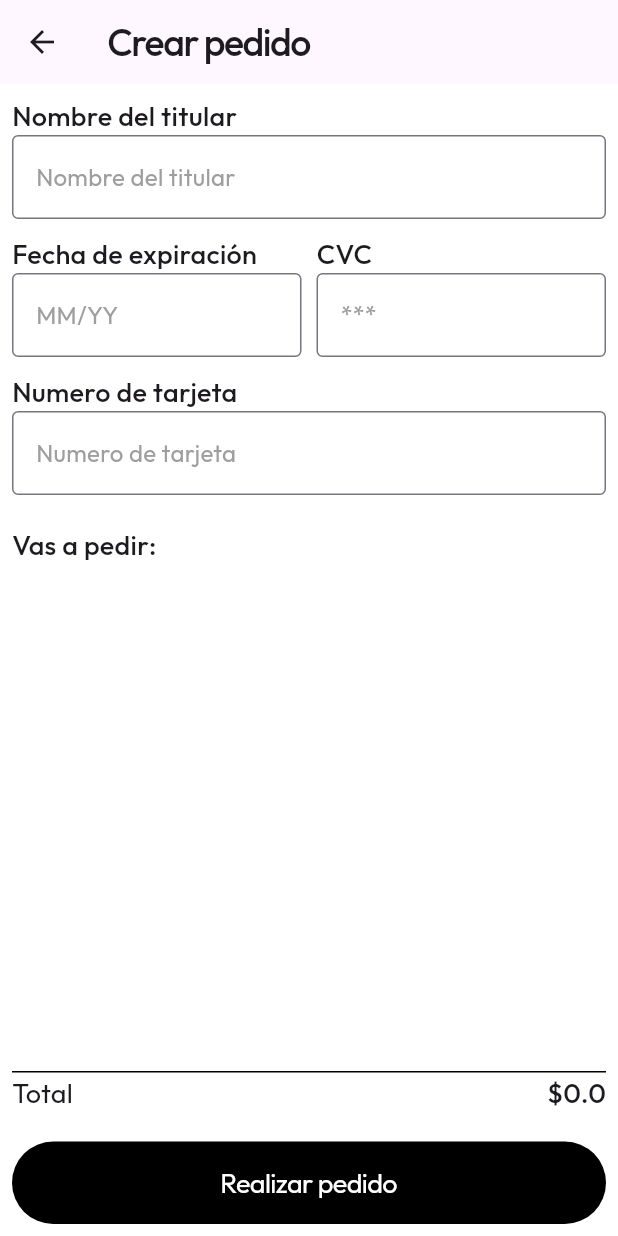
After one commit to mordmora/TuMercado, a Flutter app: the CreateOrder screen opened by its route, on a phone screen of 412 x 824 dp. The commit adds this screen. Run offline on Flutter 3.47's test engine with Material 3 defaults, Android fonts, the phone set to English and light mode, and no system bars; our stand-ins replace shared_preferences; accounts and stored records are empty.

Commit message:
TODO: Checkout

```diff
--- a/lib/components/product_card.dart
+++ b/lib/components/product_card.dart
@@ -1,6 +1,7 @@
 import 'package:flutter/material.dart';
 import 'package:tu_mercado/config/styles.dart';
 import 'package:tu_mercado/models/products.dart';
+import 'package:tu_mercado/utils.dart';
 
 class ProductCard extends StatefulWidget {
   final Product product;
@@ -36,7 +37,7 @@ class _ProductCardState extends State<ProductCard> {
           Padding(
             padding: const EdgeInsets.only(bottom: 5, left: 5),
             child: Text(
-              "${widget.product.price}\$",
+              "${getFormatMoneyString(widget.product.price)}\$",
               style: TextStyles.productPrice,
             ),
           ),
--- a/lib/config/route_managment.dart
+++ b/lib/config/route_managment.dart
@@ -1,5 +1,6 @@
 import 'package:flutter/material.dart';
 import 'package:tu_mercado/views/entrypoint.dart';
+import 'package:tu_mercado/views/home/cart/order/create_order.dart';
 import 'package:tu_mercado/views/home/home_screen.dart';
 import 'package:tu_mercado/views/home/profile/profile_options/change_password.dart';
 import 'package:tu_mercado/views/home/profile/profile_options/edit_profile.dart';
@@ -30,6 +31,8 @@ class RouteGenerator {
         return MaterialPageRoute(builder: (context) => const OrderProgress());
       case '/user/change_pwd':
         return MaterialPageRoute(builder: (context) => const ChangePassword());
+      case '/user/create_order':
+        return MaterialPageRoute(builder: (context) => const CreateOrder());
 
       default:
         return MaterialPageRoute(builder: (context) => const EntryPoint());
--- a/lib/config/styles.dart
+++ b/lib/config/styles.dart
@@ -1,6 +1,14 @@
 import 'package:flutter/material.dart';
 
 class TextStyles {
+  static TextStyle getTittleStyleWithSize(double fontSize) {
+    return TextStyle(
+        fontSize: fontSize,
+        fontWeight: FontWeight.w500,
+        fontFamily: 'Outfit',
+        letterSpacing: BorderSide.strokeAlignInside);
+  }
+
   static const TextStyle title = TextStyle(
       fontSize: 30,
       fontWeight: FontWeight.w500,
@@ -56,4 +64,11 @@ class TextStyles {
       fontFamily: 'Outfit',
       letterSpacing: .2,
       fontWeight: FontWeight.w500);
+
+  static const TextStyle hintStyle = TextStyle(
+      fontSize: 16,
+      fontFamily: 'Outfit',
+      letterSpacing: .2,
+      fontWeight: FontWeight.w400,
+      color: Colors.grey);
 }
--- a/lib/main.dart
+++ b/lib/main.dart
@@ -2,6 +2,7 @@ import 'package:flutter/material.dart';
 import 'package:provider/provider.dart';
 import 'package:tu_mercado/config/route_managment.dart';
 import 'package:tu_mercado/providers/auth_provider.dart';
+import 'package:tu_mercado/providers/order_provider.dart';
 import 'package:tu_mercado/providers/product_provider.dart';
 import 'package:tu_mercado/providers/user_data_provider.dart';
 
@@ -17,6 +18,7 @@ class MyApp extends StatelessWidget {
   Widget build(BuildContext context) {
     return MultiProvider(
       providers: [
+        ChangeNotifierProvider(create: (_) => OrderProvider()),
         ChangeNotifierProvider(create: (_) => AuthProvider()),
         ChangeNotifierProvider(create: (_) => ProductProvider()),
         ChangeNotifierProvider(create: (_) => UserProvider()),
--- a/lib/models/order.dart
+++ b/lib/models/order.dart
@@ -2,16 +2,19 @@ class Order {
   final String name;
   final double quantity;
   final double price;
+  final String description;
   final String id;
 
   Order({
     required this.name,
     required this.quantity,
     required this.price,
+    required this.description,
     required this.id,
   });
 
   factory Order.fromJson(Map<String, dynamic> json) => Order(
+        description: json["description"],
         name: json["name"],
         quantity: json["quantity"],
         price: json["price"],
@@ -19,6 +22,7 @@ class Order {
       );
 
   Map<String, dynamic> toJson() => {
+        "description": description,
         "name": name,
         "quantity": quantity,
         "price": price,
--- /dev/null
+++ b/lib/models/send_order_model.dart
@@ -0,0 +1,80 @@
+class Order {
+  double value;
+  String details;
+
+  Order({required this.value, required this.details});
+
+  factory Order.fromJson(Map<String, dynamic> json) {
+    return Order(
+      value: json['value'],
+      details: json['details'],
+    );
+  }
+
+  Map<String, dynamic> toJson() {
+    return {
+      'value': value,
+      'details': details,
+    };
+  }
+}
+
+class Product {
+  String name;
+  String description;
+  double price;
+  int amount;
+  String stockId;
+
+  Product(
+      {required this.name,
+      required this.description,
+      required this.price,
+      required this.amount,
+      required this.stockId});
+
+  factory Product.fromJson(Map<String, dynamic> json) {
+    return Product(
+      name: json['name'],
+      description: json['description'],
+      price: json['price'],
+      amount: json['amount'],
+      stockId: json['stockId'],
+    );
+  }
+
+  Map<String, dynamic> toJson() {
+    return {
+      'name': name,
+      'description': description,
+      'price': price,
+      'amount': amount,
+      'stockId': stockId,
+    };
+  }
+}
+
+class OrderData {
+  Order order;
+  List<Product> products;
+
+  OrderData({required this.order, required this.products});
+
+  factory OrderData.fromJson(Map<String, dynamic> json) {
+    var productList = json['products'] as List;
+    List<Product> productItems =
+        productList.map((i) => Product.fromJson(i)).toList();
+
+    return OrderData(
+      order: Order.fromJson(json['order']),
+      products: productItems,
+    );
+  }
+
+  Map<String, dynamic> toJson() {
+    return {
+      'order': order.toJson(),
+      'products': products.map((product) => product.toJson()).toList(),
+    };
+  }
+}
--- /dev/null
+++ b/lib/utils.dart
@@ -0,0 +1,37 @@
+String getFormatMoneyString(double num) {
+  // Convertir el número a una cadena con dos decimales
+  String numero = num.toString();
+  List<String> partes = numero.split('.');
+
+  String parteEntera = partes[0];
+  String parteDecimal = partes[1];
+
+  // Formatear la parte entera con comas como separadores de miles
+  String parteEnteraFormateada = '';
+  int contador = 0;
+
+  // Determinar si el número es negativo
+  bool esNegativo = parteEntera.startsWith('-');
+  if (esNegativo) {
+    parteEntera =
+        parteEntera.substring(1); // Remover el signo negativo para formatear
+  }
+
+  for (int i = parteEntera.length - 1; i >= 0; i--) {
+    parteEnteraFormateada = parteEntera[i] + parteEnteraFormateada;
+    contador++;
+    if (contador == 3 && i != 0) {
+      parteEnteraFormateada = ',' + parteEnteraFormateada;
+      contador = 0;
+    }
+  }
+
+  if (esNegativo) {
+    parteEnteraFormateada =
+        '-' + parteEnteraFormateada; // Agregar el signo negativo de vuelta
+  }
+
+  // Construir la cadena final con el símbolo de dólar
+  String numeroFormateado = '\$$parteEnteraFormateada.$parteDecimal';
+  return numeroFormateado;
+}
--- /dev/null
+++ b/lib/views/home/cart/order/create_order.dart
@@ -0,0 +1,184 @@
+import 'dart:convert';
+
+import 'package:flutter/material.dart';
+import 'package:provider/provider.dart';
+import 'package:shared_preferences/shared_preferences.dart';
+import 'package:tu_mercado/components/button.dart';
+import 'package:tu_mercado/components/row_info.dart';
+import 'package:tu_mercado/config/styles.dart';
+import 'package:tu_mercado/models/order.dart';
+import 'package:tu_mercado/providers/order_provider.dart';
+import 'package:tu_mercado/utils.dart';
+
+class CreateOrder extends StatefulWidget {
+  const CreateOrder({super.key});
+
+  @override
+  State<CreateOrder> createState() => _CreateOrderState();
+}
+
+class _CreateOrderState extends State<CreateOrder> {
+  bool isLoading = true;
+  late SharedPreferences prefs;
+  List<Order> clientOrders = List.empty(growable: true);
+
+  @override
+  void initState() {
+    getSharedPreferences();
+    super.initState();
+  }
+
+  Future<void> saveToSharedPreferences() async {
+    List<String> orders =
+        clientOrders.map((order) => jsonEncode(order.toJson())).toList();
+    prefs.setStringList('orders', orders);
+  }
+
+  Future<void> getSharedPreferences() async {
+    prefs = await SharedPreferences.getInstance();
+    await readFromSharedPreferences();
+    setState(() {
+      isLoading = false; // Indica que la carga ha terminado
+    });
+  }
+
+  Future<void> readFromSharedPreferences() async {
+    List<String>? orders = prefs.getStringList('orders');
+    if (orders != null) {
+      clientOrders = orders.map((order) {
+        return Order.fromJson(jsonDecode(order));
+      }).toList();
+    }
+  }
+
+  double getTotalPrice() {
+    double total = 0;
+    for (Order order in clientOrders) {
+      total += order.price;
+    }
+    return total;
+  }
+
+  @override
+  Widget build(BuildContext context) {
+    return Scaffold(
+      resizeToAvoidBottomInset: false,
+      backgroundColor: Colors.white,
+      appBar: AppBar(
+        title: Text(
+          'Crear pedido',
+          style: TextStyles.getTittleStyleWithSize(25),
+        ),
+      ),
+      body: SafeArea(
+        child: Padding(
+          padding: const EdgeInsets.all(8.0),
+          child: Column(
+            mainAxisSize: MainAxisSize.max,
+            crossAxisAlignment: CrossAxisAlignment.start,
+            children: [
+              const Text("Nombre del titular", style: TextStyles.profileName),
+              TextFormField(
+                decoration: const InputDecoration(
+                    focusedBorder: OutlineInputBorder(
+                      borderSide: BorderSide(color: Colors.black, width: 2),
+                    ),
+                    border: OutlineInputBorder(),
+                    hintText: 'Nombre del titular',
+                    hintStyle: TextStyles.hintStyle),
+              ),
+              const SizedBox(height: 10),
+              Row(children: [
+                Expanded(
+                  child: Column(
+                    crossAxisAlignment: CrossAxisAlignment.start,
+                    children: [
+                      const Text('Fecha de expiración',
+                          style: TextStyles.profileName),
+                      TextFormField(
+                        decoration: const InputDecoration(
+                          focusedBorder: OutlineInputBorder(
+                            borderSide:
+                                BorderSide(color: Colors.black, width: 2),
+                          ),
+                          border: OutlineInputBorder(),
+                          hintText: 'MM/YY',
+                          hintStyle: TextStyles.hintStyle,
+                        ),
+                      ),
+                    ],
+                  ),
+                ),
+                const SizedBox(width: 10),
+                Expanded(
+                  child: Column(
+                    crossAxisAlignment: CrossAxisAlignment.start,
+                    children: [
+                      const Text('CVC', style: TextStyles.profileName),
+                      TextFormField(
+                        decoration: const InputDecoration(
+                          border: OutlineInputBorder(),
+                          focusedBorder: OutlineInputBorder(
+                            borderSide:
+                                BorderSide(color: Colors.black, width: 2),
+                          ),
+                          hintText: '***',
+                          hintStyle: TextStyles.hintStyle,
+                        ),
+                      ),
+                    ],
+                  ),
+                ),
+              ]),
+              const SizedBox(height: 10),
+              const Text("Numero de tarjeta", style: TextStyles.profileName),
+              TextFormField(
+                decoration: const InputDecoration(
+                  border: OutlineInputBorder(),
+                  focusedBorder: OutlineInputBorder(
+                    borderSide: BorderSide(color: Colors.black, width: 2),
+                  ),
+                  hintText: 'Numero de tarjeta',
+                  hintStyle: TextStyles.hintStyle,
+                ),
+              ),
+              const SizedBox(height: 20),
+              const Text("Vas a pedir:", style: TextStyles.profileName),
+              SizedBox(
+                height: 200,
+                child: ListView.builder(
+                  itemCount: clientOrders.length,
+                  itemBuilder: (context, index) => RowInfo(
+                    label:
+                        "${clientOrders[index].name} x${clientOrders[index].quantity.toInt()}",
+                    content: getFormatMoneyString(clientOrders[index].price),
+                  ),
+                ),
+              ),
+              const Spacer(),
+              Container(
+                height: 1,
+                color: Colors.black,
+              ),
+              RowInfo(
+                  label: 'Total',
+                  content: getFormatMoneyString(getTotalPrice())),
+              const SizedBox(height: 20),
+              CustomButton(
+                label: 'Realizar pedido',
+                color: Colors.black,
+                labelColor: Colors.white,
+                height: 55,
+                width: double.infinity,
+                onTap: () {
+                  Provider.of<OrderProvider>(context, listen: false)
+                      .createNewOrder();
+                },
+              )
+            ],
+          ),
+        ),
+      ),
+    );
+  }
+}
--- a/lib/views/home/home_screen.dart
+++ b/lib/views/home/home_screen.dart
@@ -59,7 +59,6 @@ class _HomeScreenState extends State<HomeScreen> {
 
   @override
   Widget build(BuildContext context) {
-    print(_token);
     return Scaffold(
       backgroundColor: Colors.white,
       bottomNavigationBar: BottomNavigationBar(
@@ -73,6 +72,7 @@ class _HomeScreenState extends State<HomeScreen> {
           _pageController.animateToPage(value,
               duration: const Duration(milliseconds: 300),
               curve: Curves.easeInOut);
+          getSharedPreferences();
         }),
         items: const [
           BottomNavigationBarItem(
```
Also changed, not shown: lib/providers/order_provider.dart (added, +26 -0 lines), lib/views/home/cart/cart_page.dart (+6 -3 lines), lib/views/home/products/product_details.dart (+30 -19 lines).
